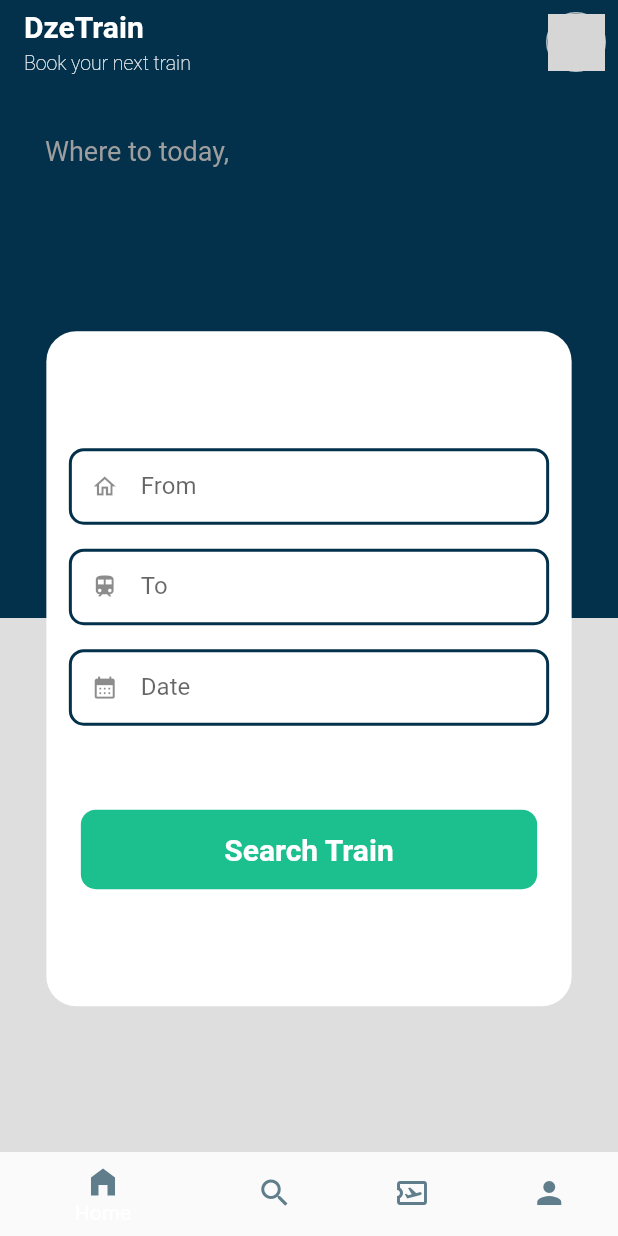
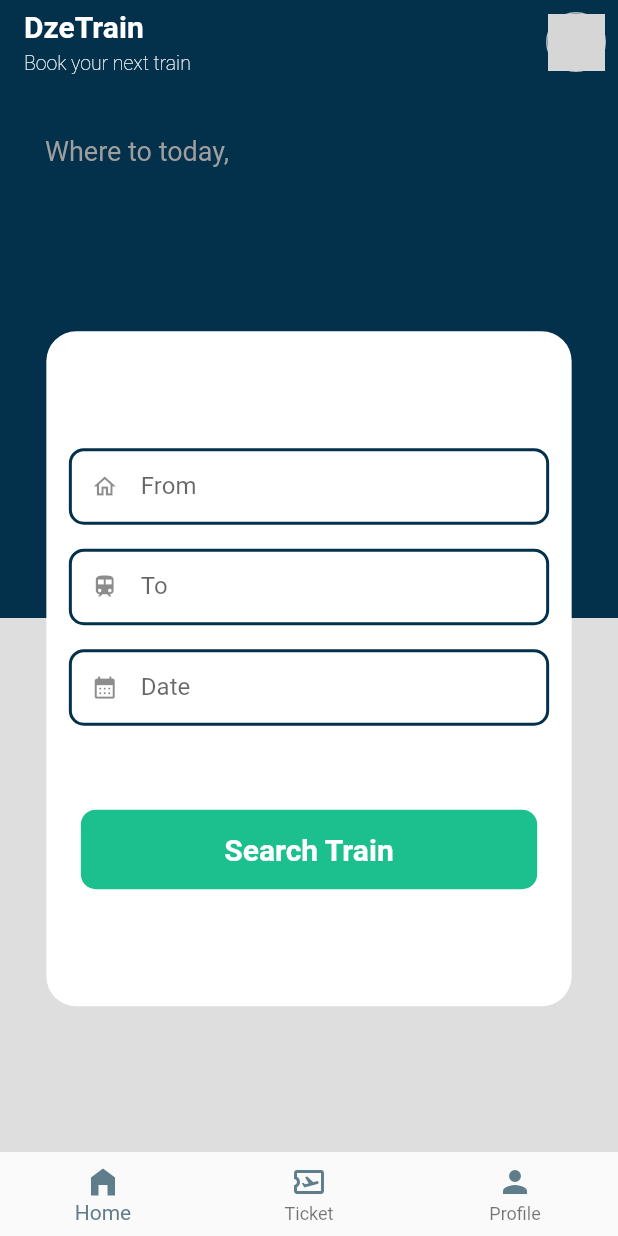
Before and after one commit to Arrey-Mengot/train_app, a Flutter app: the screen it shows once a user with an empty profile is signed in, on a phone screen of 412 x 824 dp. Run offline on Flutter 3.47's test engine with Material 2 defaults, Android fonts, the phone set to English and light mode, and no system bars; our stand-ins replace cloud_firestore, firebase_auth, firebase_core, flutter_riverpod, go_router, google_fonts and 2 more; accounts and stored records are empty; network calls fail; grey boxes are pictures that could not be loaded.

```diff
--- a/lib/pages/home_page.dart
+++ b/lib/pages/home_page.dart
@@ -37,12 +37,12 @@ class _HomePageState extends State<HomePage> {
                   color: Colors.blueGrey,
                 ),
                 label: 'Home'),
-            BottomNavigationBarItem(
-                icon: Icon(
-                  Icons.search_outlined,
-                  color: Colors.blueGrey,
-                ),
-                label: 'Explore'),
+            // BottomNavigationBarItem(
+            //     icon: Icon(
+            //       Icons.search_outlined,
+            //       color: Colors.blueGrey,
+            //     ),
+            //     label: 'Explore'),
             BottomNavigationBarItem(
                 icon: Icon(
                   Icons.airplane_ticket_outlined,
@@ -68,7 +68,7 @@ class _HomePageState extends State<HomePage> {
 List<Widget> pages = [
   const Home(),
   // const Text('Home', style: TextStyle(color: Colors.black),),
-  const Center(child: SearchPage()),
+  // const Center(child: SearchPage()),
   const Center(child: Text('Ticket')),
   const AdminPage(),
 ];
```
